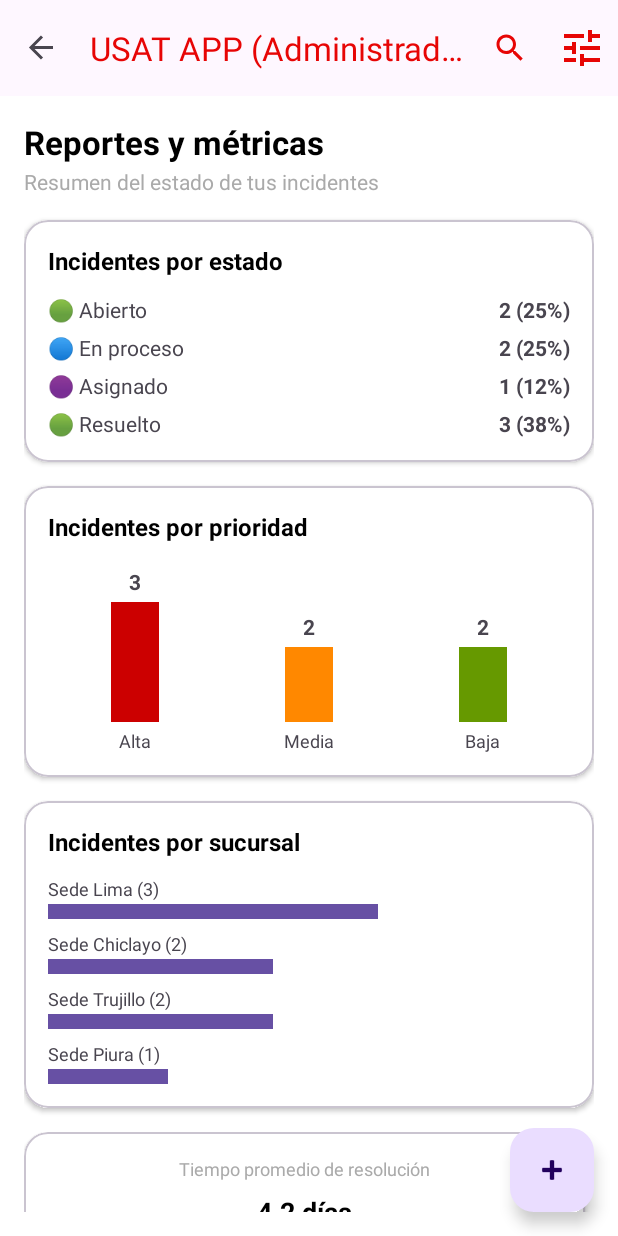
After one commit to DKarelly/AplicacionMovilCaral, an Android app: the AdminReportsFragment screen opened through its navigation route, on a phone screen of 412 x 824 dp. The commit adds this screen. Run offline under Robolectric (Android 15) with nearby library versions, the phone set to English and light mode, and no system bars; our stand-ins replace navigation-ui.

Commit message:
Crear interfaz de Reportes y metricas para el Administrador e integrar navegacion

```diff
--- /dev/null
+++ b/app/src/main/java/com/example/py_damb2026ii/AdminReportsFragment.java
@@ -0,0 +1,28 @@
+package com.example.py_damb2026ii;
+
+import android.os.Bundle;
+
+import androidx.annotation.NonNull;
+import androidx.fragment.app.Fragment;
+
+import android.view.LayoutInflater;
+import android.view.View;
+import android.view.ViewGroup;
+
+import com.example.py_damb2026ii.databinding.FragmentAdminReportsBinding;
+
+public class AdminReportsFragment extends Fragment {
+
+    private FragmentAdminReportsBinding binding;
+
+    public AdminReportsFragment() {
+        // Required empty public constructor
+    }
+
+    @Override
+    public View onCreateView(@NonNull LayoutInflater inflater, ViewGroup container,
+                             Bundle savedInstanceState) {
+        binding = FragmentAdminReportsBinding.inflate(inflater, container, false);
+        return binding.getRoot();
+    }
+}
--- a/app/src/main/java/com/example/py_damb2026ii/IncidentListFragment.java
+++ b/app/src/main/java/com/example/py_damb2026ii/IncidentListFragment.java
@@ -6,6 +6,7 @@ import android.os.Bundle;
 
 import androidx.annotation.NonNull;
 import androidx.fragment.app.Fragment;
+import androidx.navigation.Navigation;
 import androidx.recyclerview.widget.LinearLayoutManager;
 import androidx.recyclerview.widget.RecyclerView;
 
@@ -64,7 +65,7 @@ public class IncidentListFragment extends Fragment {
             Snackbar.make(v, "Acceso Rápido: Gestión de Técnicos", Snackbar.LENGTH_SHORT).show()
         );
         binding.btnQuickReportes.setOnClickListener(v ->
-            Snackbar.make(v, "Acceso Rápido: Reportes y Métricas", Snackbar.LENGTH_SHORT).show()
+            Navigation.findNavController(v).navigate(R.id.AdminReportsFragment)
         );
 
         obtenerIncidentesApi(() -> {
--- /dev/null
+++ b/app/src/main/res/layout/fragment_admin_reports.xml
@@ -0,0 +1,237 @@
+<?xml version="1.0" encoding="utf-8"?>
+<androidx.core.widget.NestedScrollView xmlns:android="http://schemas.android.com/apk/res/android"
+    xmlns:app="http://schemas.android.com/apk/res-auto"
+    xmlns:tools="http://schemas.android.com/tools"
+    android:layout_width="match_parent"
+    android:layout_height="match_parent"
+    tools:context=".AdminReportsFragment"
+    android:background="@color/productGridBackgroundColor"
+    android:padding="16dp">
+
+    <LinearLayout
+        android:layout_width="match_parent"
+        android:layout_height="wrap_content"
+        android:orientation="vertical">
+
+        <!-- Header -->
+        <TextView
+            android:layout_width="wrap_content"
+            android:layout_height="wrap_content"
+            android:text="Reportes y métricas"
+            android:textSize="22sp"
+            android:textStyle="bold"
+            android:textColor="@android:color/black" />
+
+        <TextView
+            android:layout_width="wrap_content"
+            android:layout_height="wrap_content"
+            android:text="Resumen del estado de tus incidentes"
+            android:textSize="14sp"
+            android:textColor="@android:color/darker_gray"
+            android:layout_marginTop="2dp" />
+
+        <!-- Card: Incidentes por estado -->
+        <com.google.android.material.card.MaterialCardView
+            android:layout_width="match_parent"
+            android:layout_height="wrap_content"
+            android:layout_marginTop="16dp"
+            app:cardCornerRadius="16dp"
+            app:cardElevation="2dp"
+            app:cardBackgroundColor="@android:color/white">
+
+            <LinearLayout
+                android:layout_width="match_parent"
+                android:layout_height="wrap_content"
+                android:orientation="vertical"
+                android:padding="16dp">
+
+                <TextView
+                    android:layout_width="wrap_content"
+                    android:layout_height="wrap_content"
+                    android:text="Incidentes por estado"
+                    android:textStyle="bold"
+                    android:textSize="16sp"
+                    android:textColor="@android:color/black" />
+
+                <!-- Status items breakdown -->
+                <LinearLayout
+                    android:layout_width="match_parent"
+                    android:layout_height="wrap_content"
+                    android:orientation="vertical"
+                    android:layout_marginTop="12dp">
+
+                    <LinearLayout
+                        android:layout_width="match_parent"
+                        android:layout_height="wrap_content"
+                        android:orientation="horizontal"
+                        android:layout_marginBottom="6dp">
+                        <TextView android:layout_width="0dp" android:layout_height="wrap_content" android:layout_weight="1" android:text="🟢 Abierto" android:textSize="14sp"/>
+                        <TextView android:layout_width="wrap_content" android:layout_height="wrap_content" android:text="2 (25%)" android:textStyle="bold" android:textSize="14sp"/>
+                    </LinearLayout>
+
+                    <LinearLayout
+                        android:layout_width="match_parent"
+                        android:layout_height="wrap_content"
+                        android:orientation="horizontal"
+                        android:layout_marginBottom="6dp">
+                        <TextView android:layout_width="0dp" android:layout_height="wrap_content" android:layout_weight="1" android:text="🔵 En proceso" android:textSize="14sp"/>
+                        <TextView android:layout_width="wrap_content" android:layout_height="wrap_content" android:text="2 (25%)" android:textStyle="bold" android:textSize="14sp"/>
+                    </LinearLayout>
+
+                    <LinearLayout
+                        android:layout_width="match_parent"
+                        android:layout_height="wrap_content"
+                        android:orientation="horizontal"
+                        android:layout_marginBottom="6dp">
+                        <TextView android:layout_width="0dp" android:layout_height="wrap_content" android:layout_weight="1" android:text="🟣 Asignado" android:textSize="14sp"/>
+                        <TextView android:layout_width="wrap_content" android:layout_height="wrap_content" android:text="1 (12%)" android:textStyle="bold" android:textSize="14sp"/>
+                    </LinearLayout>
+
+                    <LinearLayout
+                        android:layout_width="match_parent"
+                        android:layout_height="wrap_content"
+                        android:orientation="horizontal">
+                        <TextView android:layout_width="0dp" android:layout_height="wrap_content" android:layout_weight="1" android:text="🟢 Resuelto" android:textSize="14sp"/>
+                        <TextView android:layout_width="wrap_content" android:layout_height="wrap_content" android:text="3 (38%)" android:textStyle="bold" android:textSize="14sp"/>
+                    </LinearLayout>
+
+                </LinearLayout>
+
+            </LinearLayout>
+        </com.google.android.material.card.MaterialCardView>
+
+        <!-- Card: Incidentes por prioridad -->
+        <com.google.android.material.card.MaterialCardView
+            android:layout_width="match_parent"
+            android:layout_height="wrap_content"
+            android:layout_marginTop="16dp"
+            app:cardCornerRadius="16dp"
+            app:cardElevation="2dp"
+            app:cardBackgroundColor="@android:color/white">
+
+            <LinearLayout
+                android:layout_width="match_parent"
+                android:layout_height="wrap_content"
+                android:orientation="vertical"
+                android:padding="16dp">
+
+                <TextView
+                    android:layout_width="wrap_content"
+                    android:layout_height="wrap_content"
+                    android:text="Incidentes por prioridad"
+                    android:textStyle="bold"
+                    android:textSize="16sp"
+                    android:textColor="@android:color/black" />
+
+                <!-- Priority Bars Representation -->
+                <LinearLayout
+                    android:layout_width="match_parent"
+                    android:layout_height="wrap_content"
+                    android:orientation="horizontal"
+                    android:gravity="bottom|center"
+                    android:layout_marginTop="16dp"
+                    android:height="120dp">
+
+                    <!-- Alta -->
+                    <LinearLayout android:layout_width="0dp" android:layout_height="match_parent" android:layout_weight="1" android:orientation="vertical" android:gravity="center_horizontal|bottom">
+                        <TextView android:layout_width="wrap_content" android:layout_height="wrap_content" android:text="3" android:textStyle="bold"/>
+                        <View android:layout_width="32dp" android:layout_height="80dp" android:background="@android:color/holo_red_dark" android:layout_marginTop="4dp"/>
+                        <TextView android:layout_width="wrap_content" android:layout_height="wrap_content" android:text="Alta" android:layout_marginTop="4dp" android:textSize="12sp"/>
+                    </LinearLayout>
+
+                    <!-- Media -->
+                    <LinearLayout android:layout_width="0dp" android:layout_height="match_parent" android:layout_weight="1" android:orientation="vertical" android:gravity="center_horizontal|bottom">
+                        <TextView android:layout_width="wrap_content" android:layout_height="wrap_content" android:text="2" android:textStyle="bold"/>
+                        <View android:layout_width="32dp" android:layout_height="50dp" android:background="@android:color/holo_orange_dark" android:layout_marginTop="4dp"/>
+                        <TextView android:layout_width="wrap_content" android:layout_height="wrap_content" android:text="Media" android:layout_marginTop="4dp" android:textSize="12sp"/>
+                    </LinearLayout>
+
+                    <!-- Baja -->
+                    <LinearLayout android:layout_width="0dp" android:layout_height="match_parent" android:layout_weight="1" android:orientation="vertical" android:gravity="center_horizontal|bottom">
+                        <TextView android:layout_width="wrap_content" android:layout_height="wrap_content" android:text="2" android:textStyle="bold"/>
+                        <View android:layout_width="32dp" android:layout_height="50dp" android:background="@android:color/holo_green_dark" android:layout_marginTop="4dp"/>
+                        <TextView android:layout_width="wrap_content" android:layout_height="wrap_content" android:text="Baja" android:layout_marginTop="4dp" android:textSize="12sp"/>
+                    </LinearLayout>
+
+                </LinearLayout>
+
+            </LinearLayout>
+        </com.google.android.material.card.MaterialCardView>
+
+        <!-- Card: Incidentes por sucursal -->
+        <com.google.android.material.card.MaterialCardView
+            android:layout_width="match_parent"
+            android:layout_height="wrap_content"
+            android:layout_marginTop="16dp"
+            app:cardCornerRadius="16dp"
+            app:cardElevation="2dp"
+            app:cardBackgroundColor="@android:color/white">
+
+            <LinearLayout
+                android:layout_width="match_parent"
+                android:layout_height="wrap_content"
+                android:orientation="vertical"
+                android:padding="16dp">
+
+                <TextView
+                    android:layout_width="wrap_content"
+                    android:layout_height="wrap_content"
+                    android:text="Incidentes por sucursal"
+                    android:textStyle="bold"
+                    android:textSize="16sp"
+                    android:textColor="@android:color/black" />
+
+                <LinearLayout
+                    android:layout_width="match_parent"
+                    android:layout_height="wrap_content"
+                    android:orientation="vertical"
+                    android:layout_marginTop="12dp">
+
+                    <TextView android:layout_width="wrap_content" android:layout_height="wrap_content" android:text="Sede Lima (3)" android:textSize="12sp"/>
+                    <View android:layout_width="220dp" android:layout_height="10dp" android:background="?attr/colorPrimary" android:layout_marginTop="2dp" android:layout_marginBottom="8dp"/>
+
+                    <TextView android:layout_width="wrap_content" android:layout_height="wrap_content" android:text="Sede Chiclayo (2)" android:textSize="12sp"/>
+                    <View android:layout_width="150dp" android:layout_height="10dp" android:background="?attr/colorPrimary" android:layout_marginTop="2dp" android:layout_marginBottom="8dp"/>
+
+                    <TextView android:layout_width="wrap_content" android:layout_height="wrap_content" android:text="Sede Trujillo (2)" android:textSize="12sp"/>
+                    <View android:layout_width="150dp" android:layout_height="10dp" android:background="?attr/colorPrimary" android:layout_marginTop="2dp" android:layout_marginBottom="8dp"/>
+
+                    <TextView android:layout_width="wrap_content" android:layout_height="wrap_content" android:text="Sede Piura (1)" android:textSize="12sp"/>
+                    <View android:layout_width="80dp" android:layout_height="10dp" android:background="?attr/colorPrimary" android:layout_marginTop="2dp"/>
+
+                </LinearLayout>
+
+            </LinearLayout>
+        </com.google.android.material.card.MaterialCardView>
+
+        <!-- Bottom Stats: Resolution time -->
+        <LinearLayout
+            android:layout_width="match_parent"
+            android:layout_height="wrap_content"
+            android:orientation="horizontal"
+            android:layout_marginTop="16dp"
+            android:layout_marginBottom="24dp">
+
+            <com.google.android.material.card.MaterialCardView
+                android:layout_width="0dp"
+                android:layout_height="wrap_content"
+                android:layout_weight="1"
+                android:layout_marginEnd="6dp"
+                app:cardCornerRadius="16dp"
+                app:cardElevation="2dp"
+                app:cardBackgroundColor="@android:color/white">
+                <LinearLayout
+                    android:layout_width="match_parent"
+                    android:layout_height="wrap_content"
+                    android:orientation="vertical"
+                    android:padding="16dp"
+                    android:gravity="center">
+                    <TextView android:layout_width="wrap_content" android:layout_height="wrap_content" android:text="Tiempo promedio de resolución" android:textSize="12sp" android:textColor="@android:color/darker_gray" android:gravity="center"/>
+                    <TextView android:layout_width="wrap_content" android:layout_height="wrap_content" android:text="4.2 días" android:textSize="18sp" android:textStyle="bold" android:textColor="@android:color/black" android:layout_marginTop="8dp"/>
+                </LinearLayout>
+            </com.google.android.material.card.MaterialCardView>
+
+        </LinearLayout>
+
+    </LinearLayout>
+</androidx.core.widget.NestedScrollView>
--- a/app/src/main/res/navigation/nav_graph.xml
+++ b/app/src/main/res/navigation/nav_graph.xml
@@ -31,6 +31,13 @@
         android:name="com.example.py_damb2026ii.IncidentListFragment"
         android:label="Lista de Incidentes"
         tools:layout="@layout/fragment_incident_list">
+    </fragment>
+
+    <fragment
+        android:id="@+id/AdminReportsFragment"
+        android:name="com.example.py_damb2026ii.AdminReportsFragment"
+        android:label="Reportes y Métricas"
+        tools:layout="@layout/fragment_admin_reports">
     </fragment>
 
     <fragment
```
